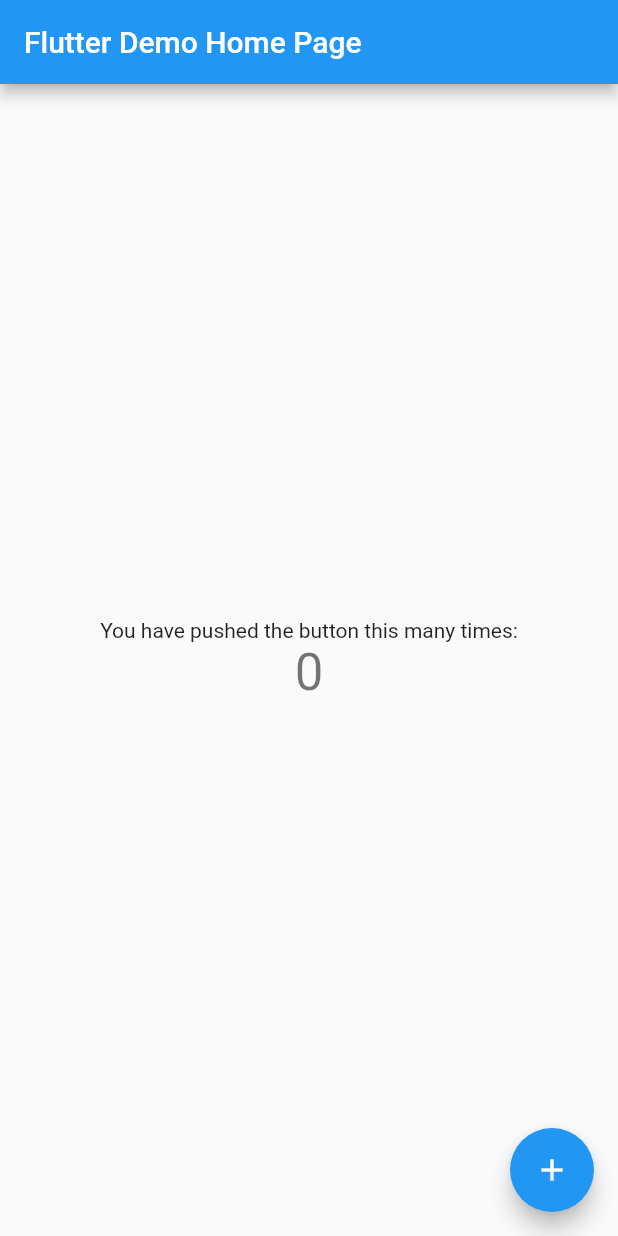
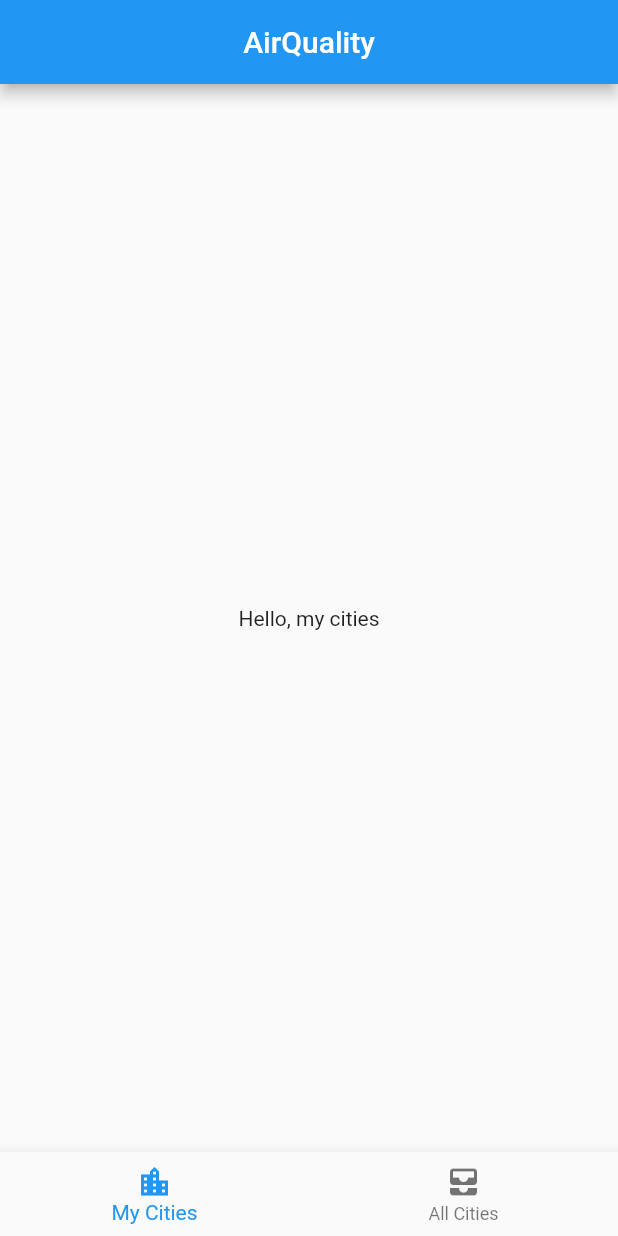
Before and after one commit to przemekn28/air_quality, a Flutter app: the screen it shows after launch, on a phone screen of 412 x 824 dp. Run offline on Flutter 3.47's test engine with Material 2 defaults, Android fonts, the phone set to English and light mode, and no system bars; our stand-ins replace dio.

Commit message:
add basics of app build

```diff
--- /dev/null
+++ b/lib/const/const.dart
@@ -0,0 +1,16 @@
+import 'package:flutter/cupertino.dart';
+import 'package:flutter/material.dart';
+
+final String allCitiesInfoURL =
+    "http://api.gios.gov.pl/pjp-api/rest/station/findAll";
+
+Widget pagesAppBar() {
+  return AppBar(
+    title: Row(
+      mainAxisAlignment: MainAxisAlignment.center,
+      children: [
+        Text("AirQuality"),
+      ],
+    ),
+  );
+}
--- /dev/null
+++ b/lib/const/tab_navigation_item.dart
@@ -0,0 +1,26 @@
+import 'package:air_quality/views/all_cities.dart';
+import 'package:air_quality/views/my_cities.dart';
+import 'package:flutter/cupertino.dart';
+import 'package:flutter/material.dart';
+
+class TabNavigationItem {
+  final Widget page;
+  final String title;
+  final Icon icon;
+
+  TabNavigationItem(
+      {@required this.page, @required this.title, @required this.icon});
+
+  static List<TabNavigationItem> get items => [
+        TabNavigationItem(
+          page: MyCities(),
+          title: "My Cities",
+          icon: Icon(Icons.location_city),
+        ),
+        TabNavigationItem(
+          page: AllCities(),
+          title: "All Cities",
+          icon: Icon(Icons.all_inbox),
+        )
+      ];
+}
--- /dev/null
+++ b/lib/const/tabs_page.dart
@@ -0,0 +1,34 @@
+import 'package:air_quality/const/tab_navigation_item.dart';
+import 'package:flutter/material.dart';
+
+class TabsPage extends StatefulWidget {
+  @override
+  _TabsPageState createState() => _TabsPageState();
+}
+
+class _TabsPageState extends State<TabsPage> {
+  int _currentIndex = 0;
+
+  @override
+  Widget build(BuildContext context) {
+    return Scaffold(
+      body: IndexedStack(
+        index: _currentIndex,
+        children: [
+          for (final tabItem in TabNavigationItem.items) tabItem.page,
+        ],
+      ),
+      bottomNavigationBar: BottomNavigationBar(
+        currentIndex: _currentIndex,
+        onTap: (int index) => setState(() => _currentIndex = index),
+        items: [
+          for (final tabItem in TabNavigationItem.items)
+            BottomNavigationBarItem(
+              icon: tabItem.icon,
+              label: tabItem.title,
+            )
+        ],
+      ),
+    );
+  }
+}
--- a/lib/main.dart
+++ b/lib/main.dart
@@ -1,117 +1,22 @@
 import 'package:flutter/material.dart';
+
+import 'const/tabs_page.dart';
 
 void main() {
   runApp(MyApp());
 }
 
 class MyApp extends StatelessWidget {
-  // This widget is the root of your application.
   @override
   Widget build(BuildContext context) {
     return MaterialApp(
-      title: 'Flutter Demo',
+      title: 'AirQuality',
       theme: ThemeData(
-        // This is the theme of your application.
-        //
-        // Try running your application with "flutter run". You'll see the
-        // application has a blue toolbar. Then, without quitting the app, try
-        // changing the primarySwatch below to Colors.green and then invoke
-        // "hot reload" (press "r" in the console where you ran "flutter run",
-        // or simply save your changes to "hot reload" in a Flutter IDE).
-        // Notice that the counter didn't reset back to zero; the application
-        // is not restarted.
         primarySwatch: Colors.blue,
-        // This makes the visual density adapt to the platform that you run
-        // the app on. For desktop platforms, the controls will be smaller and
-        // closer together (more dense) than on mobile platforms.
         visualDensity: VisualDensity.adaptivePlatformDensity,
       ),
-      home: MyHomePage(title: 'Flutter Demo Home Page'),
+      home: TabsPage(),
+      debugShowCheckedModeBanner: false,
     );
   }
 }
-
-class MyHomePage extends StatefulWidget {
-  MyHomePage({Key key, this.title}) : super(key: key);
-
-  // This widget is the home page of your application. It is stateful, meaning
-  // that it has a State object (defined below) that contains fields that affect
-  // how it looks.
-
-  // This class is the configuration for the state. It holds the values (in this
-  // case the title) provided by the parent (in this case the App widget) and
-  // used by the build method of the State. Fields in a Widget subclass are
-  // always marked "final".
-
-  final String title;
-
-  @override
-  _MyHomePageState createState() => _MyHomePageState();
-}
-
-class _MyHomePageState extends State<MyHomePage> {
-  int _counter = 0;
-
-  void _incrementCounter() {
-    setState(() {
-      // This call to setState tells the Flutter framework that something has
-      // changed in this State, which causes it to rerun the build method below
-      // so that the display can reflect the updated values. If we changed
-      // _counter without calling setState(), then the build method would not be
-      // called again, and so nothing would appear to happen.
-      _counter++;
-    });
-  }
-
-  @override
-  Widget build(BuildContext context) {
-    // This method is rerun every time setState is called, for instance as done
-    // by the _incrementCounter method above.
-    //
-    // The Flutter framework has been optimized to make rerunning build methods
-    // fast, so that you can just rebuild anything that needs updating rather
-    // than having to individually change instances of widgets.
-    return Scaffold(
-      appBar: AppBar(
-        // Here we take the value from the MyHomePage object that was created by
-        // the App.build method, and use it to set our appbar title.
-        title: Text(widget.title),
-      ),
-      body: Center(
-        // Center is a layout widget. It takes a single child and positions it
-        // in the middle of the parent.
-        child: Column(
-          // Column is also a layout widget. It takes a list of children and
-          // arranges them vertically. By default, it sizes itself to fit its
-          // children horizontally, and tries to be as tall as its parent.
-          //
-          // Invoke "debug painting" (press "p" in the console, choose the
-          // "Toggle Debug Paint" action from the Flutter Inspector in Android
-          // Studio, or the "Toggle Debug Paint" command in Visual Studio Code)
-          // to see the wireframe for each widget.
-          //
-          // Column has various properties to control how it sizes itself and
-          // how it positions its children. Here we use mainAxisAlignment to
-          // center the children vertically; the main axis here is the vertical
-          // axis because Columns are vertical (the cross axis would be
-          // horizontal).
-          mainAxisAlignment: MainAxisAlignment.center,
-          children: <Widget>[
-            Text(
-              'You have pushed the button this many times:',
-            ),
-            Text(
-              '$_counter',
-              style: Theme.of(context).textTheme.headline4,
-            ),
-          ],
-        ),
-      ),
-      floatingActionButton: FloatingActionButton(
-        onPressed: _incrementCounter,
-        tooltip: 'Increment',
-        child: Icon(Icons.add),
-      ), // This trailing comma makes auto-formatting nicer for build methods.
-    );
-  }
-}
--- /dev/null
+++ b/lib/views/my_cities.dart
@@ -0,0 +1,21 @@
+import 'package:air_quality/const/const.dart';
+import 'package:flutter/material.dart';
+
+class MyCities extends StatefulWidget {
+  MyCities({Key key}) : super(key: key);
+
+  @override
+  _MyCitiesState createState() => _MyCitiesState();
+}
+
+class _MyCitiesState extends State<MyCities> {
+  @override
+  Widget build(BuildContext context) {
+    return Scaffold(
+      appBar: pagesAppBar(),
+      body: Center(
+        child: Text("Hello, my cities"),
+      ),
+    );
+  }
+}
--- a/pubspec.yaml
+++ b/pubspec.yaml
@@ -3,7 +3,7 @@ description: A new Flutter project.
 
 # The following line prevents the package from being accidentally published to
 # pub.dev using `pub publish`. This is preferred for private packages.
-publish_to: 'none' # Remove this line if you wish to publish to pub.dev
+publish_to: "none" # Remove this line if you wish to publish to pub.dev
 
 # The following defines the version and build number for your application.
 # A version number is three numbers separated by dots, like 1.2.43
@@ -23,7 +23,7 @@ environment:
 dependencies:
   flutter:
     sdk: flutter
-
+  dio: ^3.0.10
 
   # The following adds the Cupertino Icons font to your application.
   # Use with the CupertinoIcons class for iOS style icons.
@@ -38,7 +38,6 @@ dev_dependencies:
 
 # The following section is specific to Flutter.
 flutter:
-
   # The following line ensures that the Material Icons font is
   # included with your application, so that you can use the icons in
   # the material Icons class.
```
Also changed, not shown: lib/repository/cities_repository.dart (added, +20 -0 lines), lib/views/all_cities.dart (added, +40 -0 lines), lib/api/cities_api.dart (added), lib/models/cities_model.dart (added), pubspec.lock, 1 other file.
